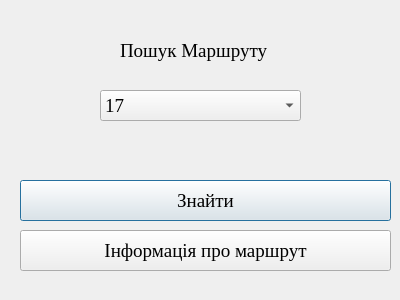
Before: the Qt Designer form MapsWay/routesearch.ui in MariaMihajilova/MapsWay, drawn with Qt 5.
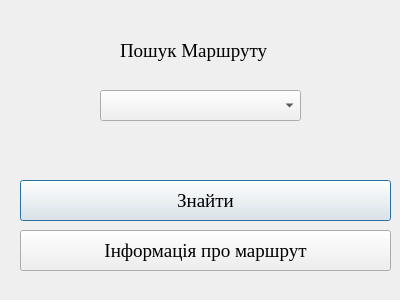
After: the same form once the commit is applied.

```diff
--- a/MapsWay/routesearch.ui
+++ b/MapsWay/routesearch.ui
@@ -60,7 +60,7 @@
     </font>
    </property>
    <property name="currentIndex">
-    <number>0</number>
+    <number>-1</number>
    </property>
    <property name="maxVisibleItems">
     <number>5</number>
```
